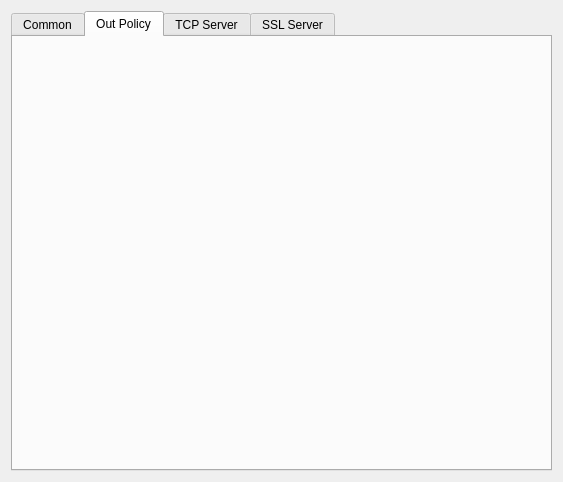
Old version of the form include/net/vhttpproxywidget.ui in the repository gilgil1973/vdream90.
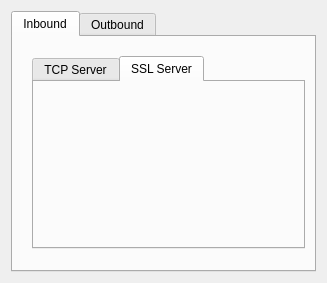
New version of the form.

Diff of the .ui file:
```diff
--- a/include/net/vhttpproxywidget.ui
+++ b/include/net/vhttpproxywidget.ui
@@ -6,8 +6,8 @@
    <rect>
     <x>0</x>
     <y>0</y>
-    <width>563</width>
-    <height>482</height>
+    <width>327</width>
+    <height>283</height>
    </rect>
   </property>
   <property name="windowTitle">
@@ -17,19 +17,19 @@
    <item row="0" column="0">
     <widget class="QTabWidget" name="tabWidget">
      <property name="currentIndex">
-      <number>1</number>
+      <number>0</number>
      </property>
      <widget class="QWidget" name="tabCommon">
       <attribute name="title">
-       <string>Common</string>
+       <string>Inbound</string>
       </attribute>
       <widget class="QWidget" name="gridLayoutWidget">
        <property name="geometry">
         <rect>
          <x>10</x>
          <y>10</y>
-         <width>160</width>
-         <height>80</height>
+         <width>291</width>
+         <height>211</height>
         </rect>
        </property>
        <layout class="QGridLayout" name="glCommon">
@@ -45,38 +45,11 @@
         <property name="bottomMargin">
          <number>9</number>
         </property>
-       </layout>
-      </widget>
-     </widget>
-     <widget class="QWidget" name="tabOutPolicy">
-      <attribute name="title">
-       <string>Out Policy</string>
-      </attribute>
-      <widget class="QWidget" name="gridLayoutWidget_2">
-       <property name="geometry">
-        <rect>
-         <x>10</x>
-         <y>10</y>
-         <width>160</width>
-         <height>80</height>
-        </rect>
-       </property>
-       <layout class="QGridLayout" name="glOutPolicy">
-        <property name="leftMargin">
-         <number>9</number>
-        </property>
-        <property name="topMargin">
-         <number>9</number>
-        </property>
-        <property name="rightMargin">
-         <number>9</number>
-        </property>
-        <property name="bottomMargin">
-         <number>9</number>
-        </property>
-       </layout>
-      </widget>
-     </widget>
+        <item row="0" column="0">
+         <widget class="QTabWidget" name="tabWidget2">
+          <property name="currentIndex">
+           <number>1</number>
+          </property>
      <widget class="QWidget" name="tabTcpServer">
       <attribute name="title">
        <string>TCP Server</string>
@@ -120,6 +93,40 @@
         </rect>
        </property>
        <layout class="QGridLayout" name="glSslServer">
+             <property name="leftMargin">
+              <number>9</number>
+             </property>
+             <property name="topMargin">
+              <number>9</number>
+             </property>
+             <property name="rightMargin">
+              <number>9</number>
+             </property>
+             <property name="bottomMargin">
+              <number>9</number>
+             </property>
+            </layout>
+           </widget>
+          </widget>
+         </widget>
+        </item>
+       </layout>
+      </widget>
+     </widget>
+     <widget class="QWidget" name="tabOutbound">
+      <attribute name="title">
+       <string>Outbound</string>
+      </attribute>
+      <widget class="QWidget" name="gridLayoutWidget_2">
+       <property name="geometry">
+        <rect>
+         <x>10</x>
+         <y>10</y>
+         <width>160</width>
+         <height>80</height>
+        </rect>
+       </property>
+       <layout class="QGridLayout" name="glOutbound">
         <property name="leftMargin">
          <number>9</number>
         </property>
```
Left out of the diff: 4 changed lines with no effect on the pictures. Lines whose indentation alone changed are shown as unchanged.
